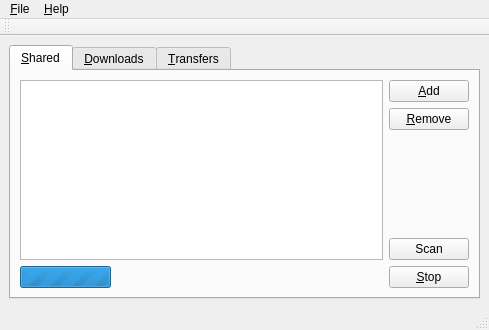
chfoo/bytestag, file src/py3/bytestagui/qt/views/ui/main.ui: the form before one commit.
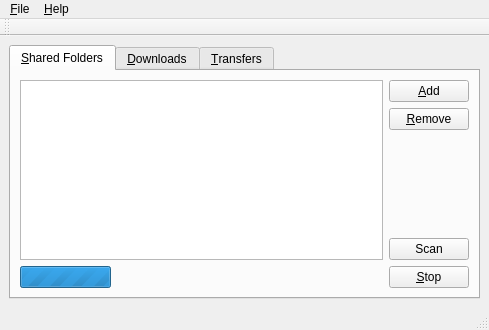
The form after the commit.

The edit to the form file:
```diff
--- a/src/py3/bytestagui/qt/views/ui/main.ui
+++ b/src/py3/bytestagui/qt/views/ui/main.ui
@@ -22,7 +22,7 @@
       </property>
       <widget class="QWidget" name="shared_files_tab">
        <attribute name="title">
-        <string>&amp;Shared</string>
+        <string>&amp;Shared Folders</string>
        </attribute>
        <layout class="QGridLayout" name="gridLayout">
         <item row="1" column="0" colspan="2">
```
